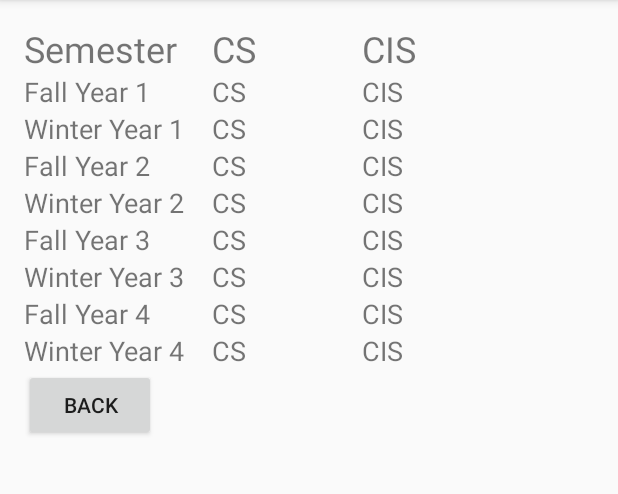
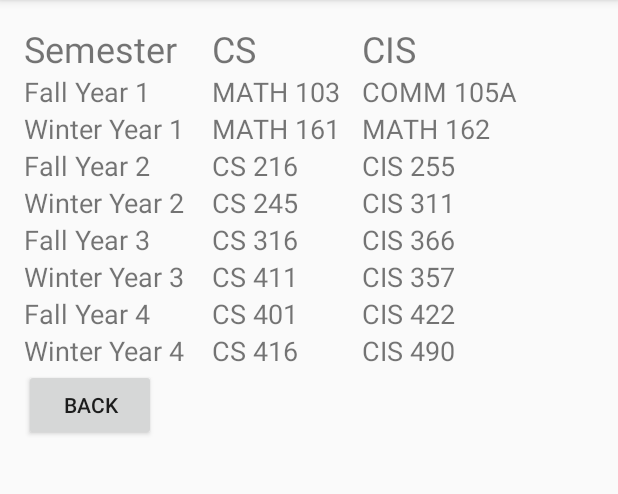
Before and after one commit to mjgrusni/Program1, an Android app: the CourseSequenceActivity screen opened directly, with no data from a screen before it, on a phone screen of 412 x 824 dp, the part 84-578 px from its top. Run offline under Robolectric (Android 15) with nearby library versions, the phone set to English and light mode, and no system bars.

Commit message:
Initial Commit

```diff
--- a/app/src/main/res/layout/activity_course_sequence.xml
+++ b/app/src/main/res/layout/activity_course_sequence.xml
@@ -48,7 +48,7 @@
         android:layout_width="wrap_content"
         android:layout_height="wrap_content"
         android:textSize="18sp"
-        android:text="CS"
+        android:text="MATH 103"
         android:id="@+id/cs_fall_1"/>
     <TextView
         android:layout_column="2"
@@ -56,7 +56,7 @@
         android:layout_width="wrap_content"
         android:layout_height="wrap_content"
         android:textSize="18sp"
-        android:text="CIS"
+        android:text="COMM 105A"
         android:id="@+id/cis_fall_1"/>
     <TextView
         android:layout_column="0"
@@ -72,7 +72,7 @@
         android:layout_width="wrap_content"
         android:layout_height="wrap_content"
         android:textSize="18sp"
-        android:text="CS"
+        android:text="MATH 161"
         android:id="@+id/cs_winter_1"/>
     <TextView
         android:layout_column="2"
@@ -80,7 +80,7 @@
         android:layout_width="wrap_content"
         android:layout_height="wrap_content"
         android:textSize="18sp"
-        android:text="CIS"
+        android:text="MATH 162"
         android:id="@+id/cis_winter_1"/>
     <TextView
         android:layout_column="0"
@@ -96,7 +96,7 @@
         android:layout_width="wrap_content"
         android:layout_height="wrap_content"
         android:textSize="18sp"
-        android:text="CS"
+        android:text="CS 216"
         android:id="@+id/cs_fall_2"/>
     <TextView
         android:layout_column="2"
@@ -104,7 +104,7 @@
         android:layout_width="wrap_content"
         android:layout_height="wrap_content"
         android:textSize="18sp"
-        android:text="CIS"
+        android:text="CIS 255"
         android:id="@+id/cis_fall_2"/>
     <TextView
         android:layout_column="0"
@@ -120,7 +120,7 @@
         android:layout_width="wrap_content"
         android:layout_height="wrap_content"
         android:textSize="18sp"
-        android:text="CS"
+        android:text="CS 245"
         android:id="@+id/cs_winter_2"/>
     <TextView
         android:layout_column="2"
@@ -128,7 +128,7 @@
         android:layout_width="wrap_content"
         android:layout_height="wrap_content"
         android:textSize="18sp"
-        android:text="CIS"
+        android:text="CIS 311"
         android:id="@+id/cis_winter_2"/>
     <TextView
         android:layout_column="0"
@@ -144,7 +144,7 @@
         android:layout_width="wrap_content"
         android:layout_height="wrap_content"
         android:textSize="18sp"
-        android:text="CS"
+        android:text="CS 316"
         android:id="@+id/cs_fall_3"/>
     <TextView
         android:layout_column="2"
@@ -152,7 +152,7 @@
         android:layout_width="wrap_content"
         android:layout_height="wrap_content"
         android:textSize="18sp"
-        android:text="CIS"
+        android:text="CIS 366"
         android:id="@+id/cis_fall_3"/>
     <TextView
         android:layout_column="0"
@@ -168,7 +168,7 @@
         android:layout_width="wrap_content"
         android:layout_height="wrap_content"
         android:textSize="18sp"
-        android:text="CS"
+        android:text="CS 411"
         android:id="@+id/cs_winter_3"/>
     <TextView
         android:layout_column="2"
@@ -176,7 +176,7 @@
         android:layout_width="wrap_content"
         android:layout_height="wrap_content"
         android:textSize="18sp"
-        android:text="CIS"
+        android:text="CIS 357"
         android:id="@+id/cis_winter_3"/>
     <TextView
         android:layout_column="0"
@@ -192,7 +192,7 @@
         android:layout_width="wrap_content"
         android:layout_height="wrap_content"
         android:textSize="18sp"
-        android:text="CS"
+        android:text="CS 401"
         android:id="@+id/cs_fall_4"/>
     <TextView
         android:layout_column="2"
@@ -200,7 +200,7 @@
         android:layout_width="wrap_content"
         android:layout_height="wrap_content"
         android:textSize="18sp"
-        android:text="CIS"
+        android:text="CIS 422"
         android:id="@+id/cis_fall_4"/>
     <TextView
         android:layout_column="0"
@@ -216,7 +216,7 @@
         android:layout_width="wrap_content"
         android:layout_height="wrap_content"
         android:textSize="18sp"
-        android:text="CS"
+        android:text="CS 416"
         android:id="@+id/cs_winter_4"/>
     <TextView
         android:layout_column="2"
@@ -224,7 +224,7 @@
         android:layout_width="wrap_content"
         android:layout_height="wrap_content"
         android:textSize="18sp"
-        android:text="CIS"
+        android:text="CIS 490"
         android:id="@+id/cis_winter_4"/>
     <Button
         android:layout_row="9"
```
